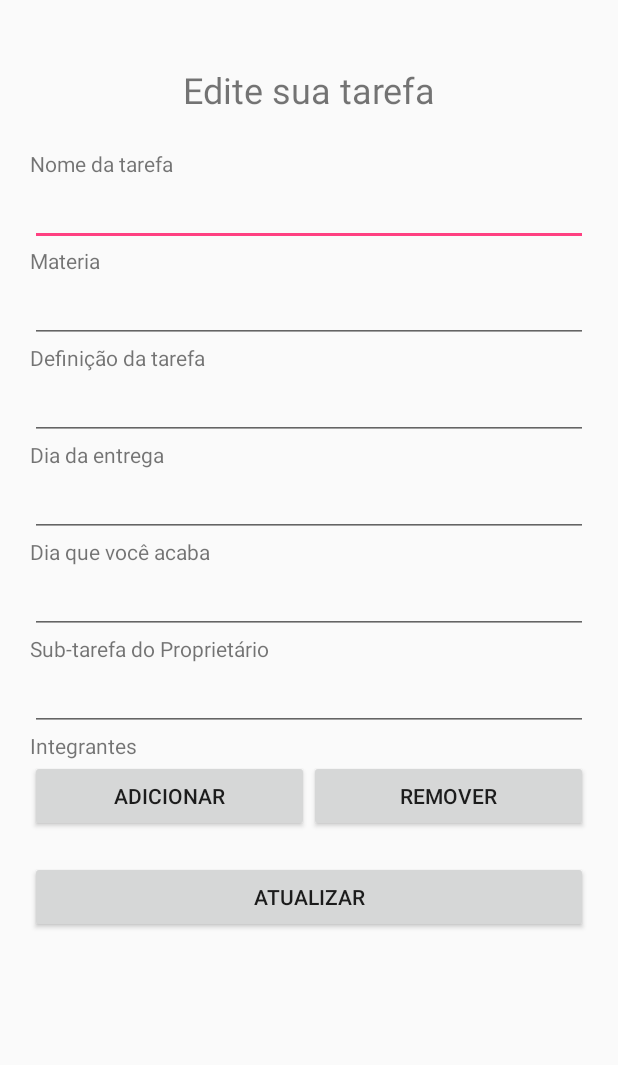
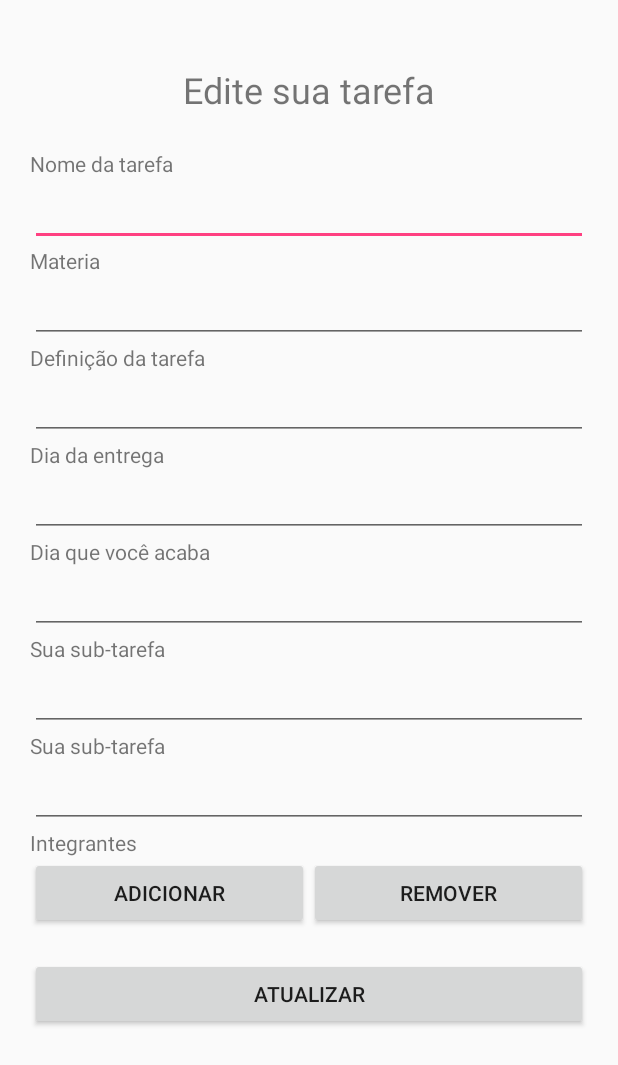
Before and after one commit to EduMeurer999/Organizeme, an Android app: the layout editar_tarefa.xml on its own in the app's theme, with its tools: preview values and no code run, on a phone screen of 412 x 824 dp. Shown: the top 1065 px of the screen. Run offline under Robolectric (Android 15) with nearby library versions, the phone set to English and light mode, and no system bars.

Commit message:
Alteração para atualização de tarefas

```diff
--- a/app/src/main/AndroidManifest.xml
+++ b/app/src/main/AndroidManifest.xml
@@ -30,6 +30,7 @@
         <activity android:name=".Activity.tarefaActivity" />
         <activity android:name=".Activity.TarefasActivity" />
         <activity android:name=".Activity.AjudaActivity"></activity>
+        <activity android:name=".Activity.EditarTarefaActivity"></activity>
     </application>
 
 </manifest>
--- a/app/src/main/java/com/example/a20151inf0182/organizeme/Activity/AddTarefa.java
+++ b/app/src/main/java/com/example/a20151inf0182/organizeme/Activity/AddTarefa.java
@@ -102,7 +102,8 @@ public class AddTarefa extends AppCompatActivity {
                                                         .equals(edtEmail.getText().toString()) && !snapshot.child("email").getValue().toString().equals(usuario.getEmail())) {
                                                     integrantes.add(new String[]{
                                                             edtEmail.getText().toString(),
-                                                            fazer.getText().toString()});
+                                                            fazer.getText().toString(),
+                                                            snapshot.getKey().toString()});
                                                     existe = true;
 
                                                     atualizarTXT(integrantes);
@@ -186,6 +187,7 @@ public class AddTarefa extends AppCompatActivity {
                     String keyPush;
                     DatabaseReference idTarefa = Database.child("Tarefas").push();
                     keyPush = idTarefa.getKey().toString();
+                    tarefa.setIdTarefa(keyPush);
                     tarefa.setaFazer(fazer);
                     tarefa.setNomeTarefa(nomeTarefa);
                     tarefa.setTempoEntrega(dataEntrega);
--- a/app/src/main/res/layout/editar_tarefa.xml
+++ b/app/src/main/res/layout/editar_tarefa.xml
@@ -12,7 +12,7 @@
         android:gravity="center_horizontal"
         android:orientation="vertical"
         android:padding="20dp"
-        tools:context="com.example.a20151inf0182.organizeme.Activity.TarefaEditar">
+        tools:context="com.example.a20151inf0182.organizeme.Activity.EditarTarefaActivity">
 
         <TextView
             android:id="@+id/textView2"
@@ -126,6 +126,27 @@
         </LinearLayout>
 
         <LinearLayout
+            android:id="@+id/layoutIntegrante"
+            android:layout_width="match_parent"
+            android:layout_height="match_parent"
+            android:orientation="vertical">
+
+            <TextView
+                android:id="@+id/txtTarefaIntegrante"
+                android:layout_width="match_parent"
+                android:layout_height="wrap_content"
+                android:text="Sua sub-tarefa" />
+
+            <EditText
+                android:id="@+id/edtTarefaIntegrante"
+                android:layout_width="match_parent"
+                android:layout_height="wrap_content"
+                android:ems="10" />
+
+        </LinearLayout>
+
+        <LinearLayout
+            android:id="@+id/layoutProp"
             android:layout_width="match_parent"
             android:layout_height="0dp"
             android:layout_weight="1"
@@ -135,7 +156,7 @@
                 android:id="@+id/txtTarefaProp"
                 android:layout_width="match_parent"
                 android:layout_height="wrap_content"
-                android:text="Sub-tarefa do Proprietário" />
+                android:text="Sua sub-tarefa" />
 
             <EditText
                 android:id="@+id/edtTarefaProp"
```
Also changed, not shown: app/src/main/java/com/example/a20151inf0182/organizeme/Activity/EditarTarefaActivity.java (+86 -3 lines), app/src/main/java/com/example/a20151inf0182/organizeme/Activity/TarefasActivity.java (+6 -10 lines), app/src/main/java/com/example/a20151inf0182/organizeme/Activity/tarefaActivity.java (+10 -2 lines), app/src/main/java/com/example/a20151inf0182/organizeme/Entidades/Tarefas.java (+8 -0 lines).
